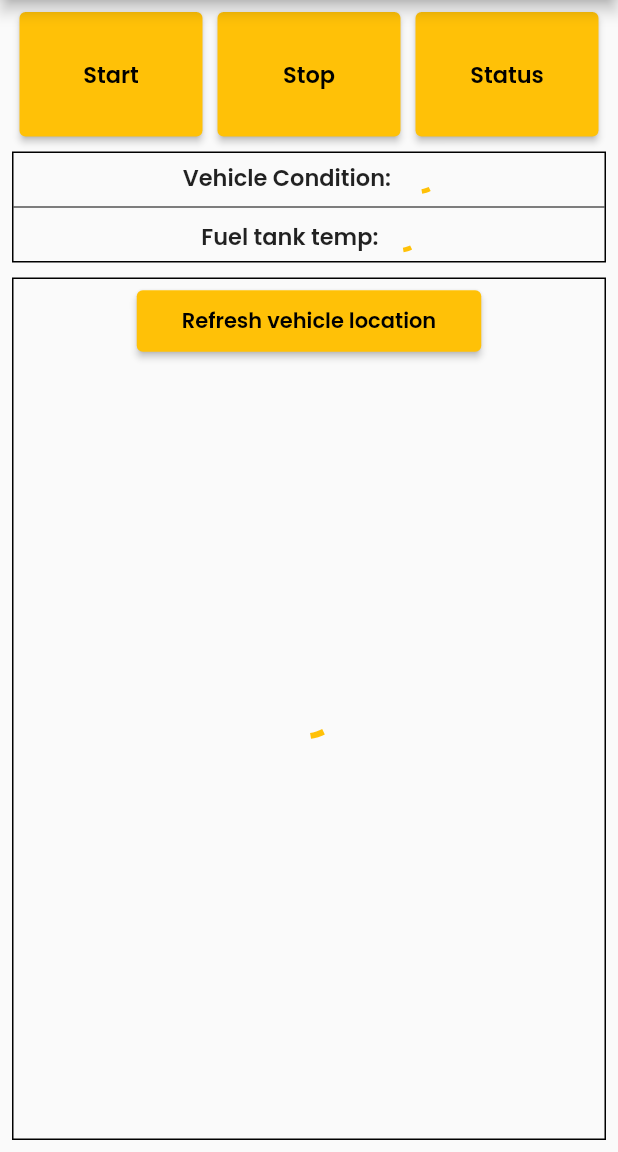
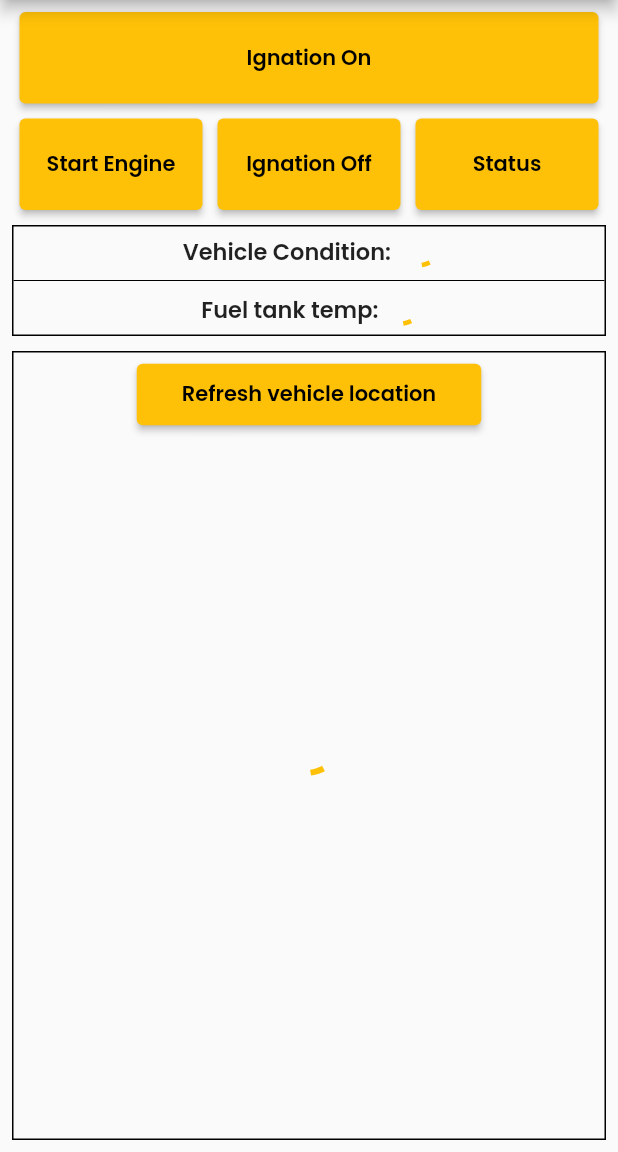
Before and after one commit to swayamshreemohanty/vehicle_tracker, a Flutter app: the screen it shows after launch, on a phone screen of 412 x 824 dp, the part 84-1236 px from its top. Run offline on Flutter 3.47's test engine with Material 2 defaults, Android fonts, the phone set to English and light mode, and no system bars; our stand-ins replace flutter_bloc, flutter_screenutil, google_fonts, google_maps_flutter; missing offline and left inert: telephony.

Commit message:
ignation button added

```diff
--- a/lib/dashboard/widget/action_buttons.dart
+++ b/lib/dashboard/widget/action_buttons.dart
@@ -10,32 +10,45 @@ class ActionButtons extends StatelessWidget {
 
   @override
   Widget build(BuildContext context) {
-    return Row(
+    return Column(
+      children: [
+        Row(
+          children: [
+            Buttons(
+              buttonName: 'Ignation On',
+              onPressed: () {
+                context.read<SmsServiceBloc>().add(
+                    SendSms(command: SendSMS.ignationOn, context: context));
+              },
+            ),
+          ],
+        ),
+        SizedBox(height: 10.h),
+        Row(
           mainAxisAlignment: MainAxisAlignment.spaceEvenly,
           children: [
             Buttons(
-          buttonName: 'Start',
+              buttonName: 'Start Engine',
               onPressed: () {
-            context
-                .read<SmsServiceBloc>()
-                .add(SendSms(command: SendSMS.start, context: context));
+                context.read<SmsServiceBloc>().add(
+                    SendSms(command: SendSMS.startEngine, context: context));
               },
             ),
             Buttons(
-          buttonName: 'Stop',
+              buttonName: 'Ignation Off',
               onPressed: () {
-            context
-                .read<SmsServiceBloc>()
-                .add(SendSms(command: SendSMS.stop, context: context));
+                context.read<SmsServiceBloc>().add(
+                    SendSms(command: SendSMS.ignationOff, context: context));
               },
             ),
             Buttons(
               buttonName: 'Status',
               onPressed: () {
-            context
-                .read<SmsServiceBloc>()
-                .add(SendSms(command: SendSMS.checkStatus, context: context));
+                context.read<SmsServiceBloc>().add(
+                    SendSms(command: SendSMS.checkStatus, context: context));
               },
+            ),
+          ],
         ),
       ],
     );
@@ -56,14 +69,14 @@ class Buttons extends StatelessWidget {
     final buttonNameTextStyle = GoogleFonts.poppins(
         textStyle: TextStyle(
       fontWeight: FontWeight.w600,
-      fontSize: 15.sp,
+      fontSize: 14.sp,
     ));
     return Expanded(
       child: Padding(
         padding: EdgeInsets.symmetric(horizontal: 5.w),
         child: ElevatedButton(
           style: ElevatedButton.styleFrom(
-            padding: EdgeInsets.symmetric(vertical: 30.h, horizontal: 5.w),
+            padding: EdgeInsets.symmetric(vertical: 20.h),
           ),
           onPressed: onPressed,
           child: Text(
```
Lines whose indentation alone changed are shown as unchanged.
